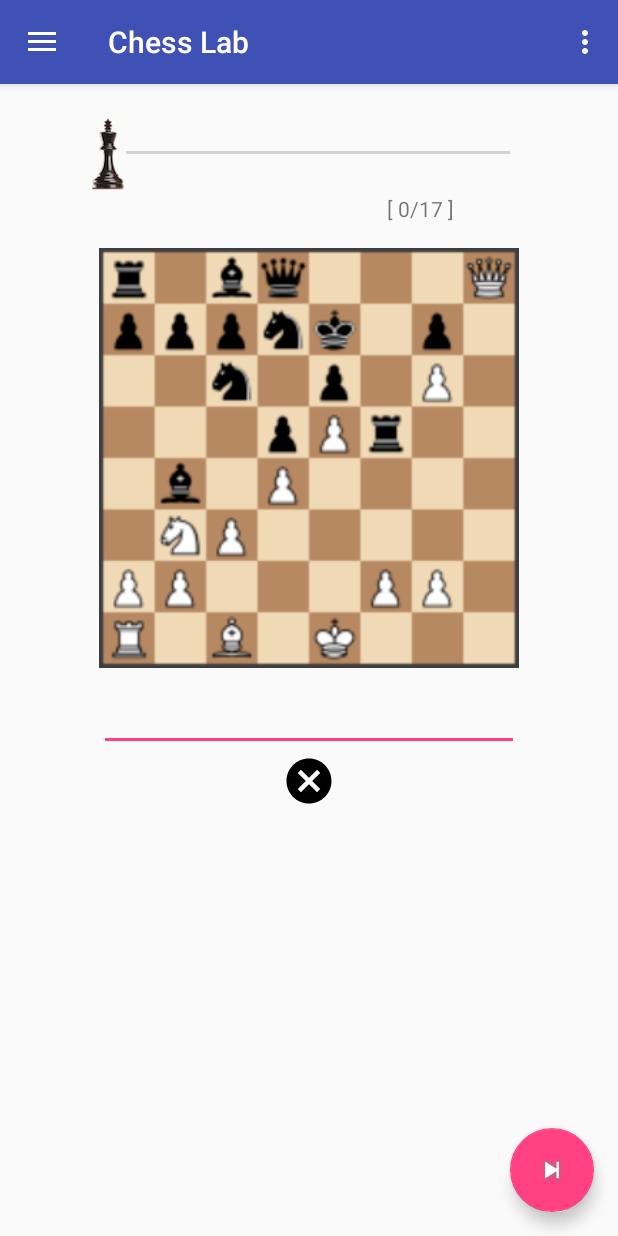
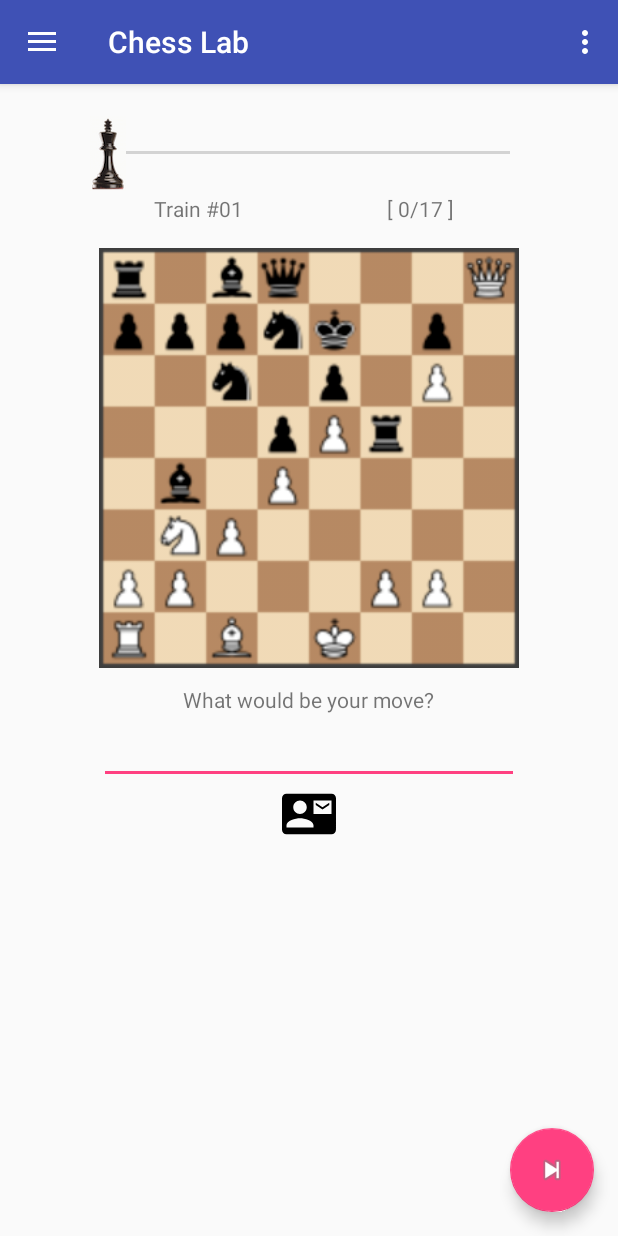
Before and after one commit to PabloEzequiel/chess, an Android app: the screen it shows after launch (MainActivity), in the side drawer, after a tap on "Train #01", on a phone screen of 412 x 824 dp. Run offline under Robolectric (Android 15) with nearby library versions, the phone set to English and light mode, and no system bars.

Commit message:
I am closing training version ... I am preparing store

```diff
--- a/ChessLab/app/src/main/java/io/github/pabloezequiel/chesslab/MainActivity.java
+++ b/ChessLab/app/src/main/java/io/github/pabloezequiel/chesslab/MainActivity.java
@@ -144,6 +144,9 @@ public class MainActivity extends AppCompatActivity
         } else if (id == R.id.train_001) {
             MainContentSingleton.getInstance().doInit_Training(this, ChessModules.KEY_TRAIN_01_COLLECTION, 0);
 
+
+        } else if (id == R.id.train_store) {
+
     //  } else if (id == R.id.nav_share) {
 
 
--- a/ChessLab/app/src/main/java/io/github/pabloezequiel/chesslab/MainContentSingleton.java
+++ b/ChessLab/app/src/main/java/io/github/pabloezequiel/chesslab/MainContentSingleton.java
@@ -38,7 +38,6 @@ import io.github.pabloezequiel.chesslab.core.ChessTrainer;
 public class MainContentSingleton {
 
     public static String TAG = MainContentSingleton.class.getSimpleName();
-    // public static String TAG = "MainContentSingleton";
 
 
     public static String THEME_STYLE_INDIGO = "THEME_STYLE_INDIGO";
@@ -69,6 +68,7 @@ public class MainContentSingleton {
         private  ImageView buttonSolution;    // Icon Question Solution
         private  TextView  chessSolution;
 
+        private  TextView  userSolution_lbl;     // Only for training mode
         private  EditText  userSolution;        // Only for training mode
         private  ImageView sendMailSolution;    // Icon Send Mail with Solutions
 
@@ -86,6 +86,8 @@ public class MainContentSingleton {
             chessSolution  = (TextView)  activity.findViewById(R.id.chess_solution);
 
 
+
+            userSolution_lbl  = (TextView)  activity.findViewById(R.id.chess_txt_mail_label);
             userSolution      = (EditText)  activity.findViewById(R.id.chess_txt_mail);
             sendMailSolution  = (ImageView) activity.findViewById(R.id.send_mail);
 
@@ -126,6 +128,11 @@ public class MainContentSingleton {
 
 
         // Training Mode
+
+        public TextView  getUserSolution_Label() {
+            return userSolution_lbl;
+        }
+
         public EditText  getUserSolution() {
             return userSolution;
         }
@@ -231,8 +238,6 @@ public class MainContentSingleton {
         mainContent = new MainContentSingleton.MainContent(activity);
 
 
-
-
         Drawable thumb = getImageCollection();
         mainContent.getSeekBar().setThumb(thumb);
         mainContent.getSeekBar().setProgress(idx);
@@ -243,11 +248,6 @@ public class MainContentSingleton {
 
         mainContent.getTextViewLeft().setText(ChessModules.getTextCollectionName(resources, MATE_COLLECTION));
         mainContent.getTextView().setText(getTextProgressBar(MATE_COLLECTION, idx));
-
-
-
-        //Al final parece que no lo uso ...
-        mainContent.getChessSolution().setText("");
 
 
         // listener
@@ -292,9 +292,12 @@ public class MainContentSingleton {
 
             switchTrainigMode(true);
 
+
             // Edit text
             EditText editText = mainContent.getUserSolution();
 
+            // Set user preload text
+            setUserSolution(MATE_COLLECTION, idx);
 
             editText.addTextChangedListener(new TextWatcher() {
                 @Override
@@ -315,7 +318,7 @@ public class MainContentSingleton {
                     String userSolution = s.toString();
                     Log.d(TAG, "TRAIN user[Problem "+idx+"]:"  + userSolution);
 
-                    ChessTrainer.addUserSolution(idx, userSolution);
+                    ChessTrainer.addUserSolution(MATE_COLLECTION, idx, userSolution);
 
                 }
             });
@@ -374,6 +377,7 @@ public class MainContentSingleton {
         if (trainMode) {
 
             // Training Mode ON:
+            mainContent.getUserSolution_Label().setVisibility(View.VISIBLE);
             mainContent.getUserSolution().setVisibility(View.VISIBLE);
             mainContent.getSendMailSolution().setVisibility(View.VISIBLE);
             mainContent.getButtonSolution().setVisibility(View.GONE);
@@ -381,6 +385,7 @@ public class MainContentSingleton {
         } else {
 
             // Training Mode OFF:
+            mainContent.getUserSolution_Label().setVisibility(View.GONE);
             mainContent.getUserSolution().setVisibility(View.GONE);
             mainContent.getSendMailSolution().setVisibility(View.GONE);
             mainContent.getButtonSolution().setVisibility(View.VISIBLE);
@@ -508,6 +513,8 @@ public class MainContentSingleton {
 
         mainContent.getSeekBar().setProgress(idx);
         setImageResource(MATE_COLLECTION, idx);
+
+        setUserSolution(MATE_COLLECTION, idx);
     }
 
 
@@ -524,6 +531,18 @@ public class MainContentSingleton {
 
         mainContent.getImage().setImageResource(res);
 
+    }
+
+    private void setUserSolution(String MATE_COLLECTION, int idx)
+    {
+
+        if (esTraining()) {
+            EditText editText = mainContent.getUserSolution();
+
+            // Set user preload text
+            String userSolution = ChessTrainer.getUserSolution(MATE_COLLECTION, idx);
+            editText.setText(userSolution);
+        }
     }
 
 
--- a/ChessLab/app/src/main/java/io/github/pabloezequiel/chesslab/core/ChessModules.java
+++ b/ChessLab/app/src/main/java/io/github/pabloezequiel/chesslab/core/ChessModules.java
@@ -47,6 +47,10 @@ public class ChessModules {
 
         if (MATE_COLLECTION.equals(ChessModules.KEY_MATE_4_COLLECTION)) {
             return i18n(resources, R.string.menu_mate_en_4);
+        }
+
+        if (MATE_COLLECTION.equals(ChessModules.KEY_TRAIN_01_COLLECTION)) {
+            return i18n(resources, R.string.menu_train_001);
         }
 
         return "";
@@ -130,6 +134,7 @@ public class ChessModules {
      * @param idx
      * @return
      */
+    /*
     public static String getKeyName(String MATE_COLLECTION, int idx) {
 
         String sidx = String.format("%05d", idx);
@@ -141,5 +146,5 @@ public class ChessModules {
 
         return "chess_mate1_" + sidx;
     }
-
+    */
 }
--- a/ChessLab/app/src/main/java/io/github/pabloezequiel/chesslab/core/ChessTrainer.java
+++ b/ChessLab/app/src/main/java/io/github/pabloezequiel/chesslab/core/ChessTrainer.java
@@ -69,7 +69,7 @@ public class ChessTrainer {
         for (int i=0; i<module.getSizeCollection(); i++) {
 
             String key = module.getKeyToHashMap(i);
-            this.userSolutions.put(key, "-");
+            this.userSolutions.put(key, "");
         }
     }
 
@@ -117,7 +117,8 @@ public class ChessTrainer {
             String sidx = String.format("%05d", idx);
 
             String keyName = getName() + "_" + sidx;
-            return name;
+
+            return keyName;
         }
 
 
@@ -174,11 +175,31 @@ public class ChessTrainer {
      */
     public static void addUserSolution(int problema_nro, String problema_solution) {
 
-        Map<String, String> userSolutions = ChessTrainer.getInstance().getUserSolutions();
+        ChessTrainer instance = ChessTrainer.getInstance();
 
-        String key = ChessTrainer.getInstance().getModule().getKeyToHashMap(problema_nro);
+        addUserSolution(instance, problema_nro,  problema_solution);
+    }
+
+    public static void addUserSolution(String KEY_COLLECTION, int problema_nro, String problema_solution) {
+
+        ChessTrainer instance = ChessTrainer.getInstance(KEY_COLLECTION);
+
+        addUserSolution(instance, problema_nro,  problema_solution);
+    }
+
+    private static void addUserSolution(ChessTrainer instance, int problema_nro, String problema_solution) {
+
+        Map<String, String> userSolutions =instance.getUserSolutions();
+
+        String key = instance.getModule().getKeyToHashMap(problema_nro);
+
+        Log.d(TAG, "addUserSolution(key="+key+", "+problema_nro+", "+problema_solution+")");
 
         userSolutions.put(key, problema_solution);
+
+
+        // Loggin
+        getMail_UserSolution(); // logg
     }
 
     /**
@@ -187,7 +208,21 @@ public class ChessTrainer {
      */
     public static String getUserSolution(int problema_nro) {
 
-        Map<String, String> userSolutions = ChessTrainer.getInstance().getUserSolutions();
+        ChessTrainer instance = ChessTrainer.getInstance();
+
+        return getUserSolution(instance, problema_nro);
+    }
+
+    public static String getUserSolution(String KEY_COLLECTION, int problema_nro) {
+
+        ChessTrainer instance = ChessTrainer.getInstance(KEY_COLLECTION);
+
+        return getUserSolution(instance, problema_nro);
+    }
+
+    private static String getUserSolution(ChessTrainer instance, int problema_nro) {
+
+        Map<String, String> userSolutions = instance.getUserSolutions();
 
         String key = ChessTrainer.getInstance().getModule().getKeyToHashMap(problema_nro);
 
@@ -200,8 +235,6 @@ public class ChessTrainer {
      * Texto del Mail con todas las soluciones ingresadas por los usuarios
      */
     public static String getMail_UserSolution() {
-
-        Log.d(TAG, "getMail_UserSolution()");
 
         Map<String, String>  userSolutions = ChessTrainer.getInstance().getUserSolutions();
 
@@ -217,10 +250,14 @@ public class ChessTrainer {
 
             String problem =  (String) module.getProblemName(i);
 
+            if ("".equals(value.trim())) {
+                value = "-";
+            }
+
             texto_mail += "\n" + problem + ": " + value;
         }
 
-        Log.d(TAG, "Texto del Mail: " + texto_mail);
+        // Log.d(TAG, "Texto del Mail: " + texto_mail);
 
         return texto_mail;
     }
@@ -231,24 +268,29 @@ public class ChessTrainer {
      */
     public static void enviarEmail(AppCompatActivity activity){
 
+        String mail   = "chesslab.mobile@gmail.com";
+        String titulo =  "El Titulo";
+
+        String asunto =  "Chess Lab: Módulo de Entramiento 01";
+        String texto_mail = "Sus respuestas a los ejercicios: \n\n" +ChessTrainer.getMail_UserSolution();
+
+
         //Instanciamos un Intent del tipo ACTION_SEND
         Intent emailIntent = new Intent(android.content.Intent.ACTION_SEND);
         //Definimos la tipologia de datos del contenido dle Email en este caso text/html
         emailIntent.setType("text/html");
         // Indicamos con un Array de tipo String las direcciones de correo a las cuales enviar
-        emailIntent.putExtra(Intent.EXTRA_EMAIL, new String[]{"chesslab.mobile@gmail.com"});
+        emailIntent.putExtra(Intent.EXTRA_EMAIL, new String[]{ mail });
         // Definimos un titulo para el Email
-        emailIntent.putExtra(android.content.Intent.EXTRA_TITLE, "El Titulo");
+        emailIntent.putExtra(android.content.Intent.EXTRA_TITLE, titulo);
         // Definimos un Asunto para el Email
-        emailIntent.putExtra(android.content.Intent.EXTRA_SUBJECT, "El Asunto");
+        emailIntent.putExtra(android.content.Intent.EXTRA_SUBJECT, asunto);
 
 
         // Obtenemos la referencia al texto y lo pasamos al Email Intent
         // emailIntent.putExtra(android.content.Intent.EXTRA_TEXT, activity.getString(R.string.chess_txt_mail));
 
-        String texto_mail = io.github.pabloezequiel.chesslab.core.ChessTrainer.getMail_UserSolution();
-
-        emailIntent.putExtra(android.content.Intent.EXTRA_TEXT, "Texto extra para el mail ..." +texto_mail);
+        emailIntent.putExtra(android.content.Intent.EXTRA_TEXT, texto_mail);
 
 
         try {
--- a/ChessLab/app/src/main/res/layout/content_main.xml
+++ b/ChessLab/app/src/main/res/layout/content_main.xml
@@ -164,7 +164,7 @@
     <ImageView
         android:visibility="gone"
         android:id="@+id/send_mail"
-        android:src="@drawable/ic_cancel_black_24dp"
+        android:src="@drawable/ic_contact_mail_black_24dp"
         android:layout_width="36dp"
         android:layout_height="36dp"
         android:layout_marginTop="2dp"
--- a/ChessLab/app/src/main/res/menu/activity_main_drawer.xml
+++ b/ChessLab/app/src/main/res/menu/activity_main_drawer.xml
@@ -25,6 +25,10 @@
             android:icon="@drawable/ic_menu_slideshow"
             android:title="@string/menu_train_001" />
 
+        <item
+            android:id="@+id/train_store"
+            android:icon="@drawable/ic_menu_slideshow"
+            android:title="@string/menu_train_store" />
 
     </group>
 
--- a/ChessLab/app/src/main/res/values/strings.xml
+++ b/ChessLab/app/src/main/res/values/strings.xml
@@ -26,6 +26,8 @@ https://developer.android.com/guide/topics/resources/providing-resources.html#Al
     <string name="menu_mate_en_3">Checkmate at #3</string>
     <string name="menu_mate_en_4">Checkmate at #4</string>
     <string name="menu_train_001">Train #01</string>
+    <string name="menu_train_store">Chess Lab Store</string>
+
 
     <string name="navigation_drawer_open">Open navigation drawer</string>
     <string name="navigation_drawer_close">Close navigation drawer</string>
```
Also changed, not shown: ChessLab/app/src/main/java/io/github/pabloezequiel/chesslab/MainStoreSingleton.java (added, +108 -0 lines), ChessLab/app/src/main/res/layout/content_store.xml (added, +43 -0 lines), 5 other files.
